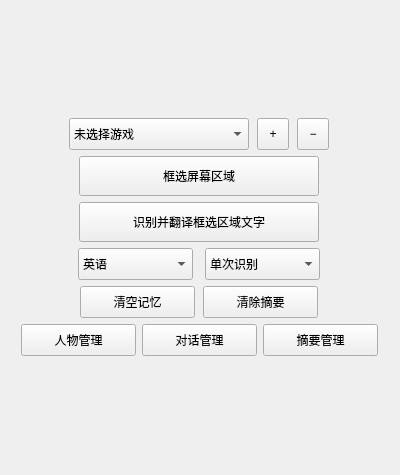
Qt form src/ui/main_window.ui (dingmark1/GameLens-public) before a commit.
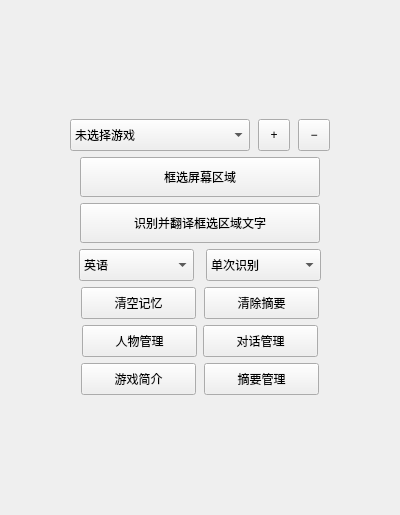
The same form after that commit.

Commit message: 25-生成游戏简介功能加入

Patch:
```diff
--- a/src/ui/main_window.ui
+++ b/src/ui/main_window.ui
@@ -7,7 +7,7 @@
     <x>0</x>
     <y>0</y>
     <width>400</width>
-   <height>475</height>
+   <height>515</height>
    </rect>
   </property>
   <property name="windowTitle">
@@ -301,6 +301,35 @@
         </property>
         <property name="text">
         <string>对话管理</string>
+        </property>
+       </widget>
+      </item>
+     </layout>
+    </item>
+    <item>
+     <layout class="QHBoxLayout" name="game_info_manager_row">
+      <property name="spacing">
+       <number>8</number>
+      </property>
+      <property name="alignment">
+       <set>Qt::AlignCenter</set>
+      </property>
+      <item alignment="Qt::AlignCenter">
+       <widget class="QPushButton" name="game_intro_button">
+        <property name="minimumSize">
+         <size>
+          <width>115</width>
+          <height>32</height>
+         </size>
+        </property>
+        <property name="maximumSize">
+         <size>
+          <width>115</width>
+          <height>32</height>
+         </size>
+        </property>
+        <property name="text">
+         <string>游戏简介</string>
         </property>
        </widget>
       </item>
```
Lines whose indentation alone changed are shown as unchanged. The commit also changes 11 other files.
